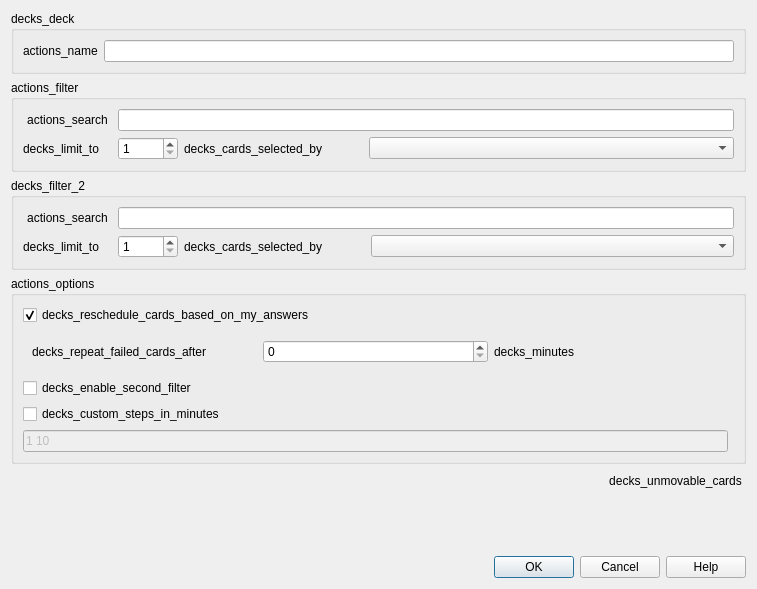
Qt form qt/aqt/forms/filtered_deck.ui (ankitects/anki) before a commit.
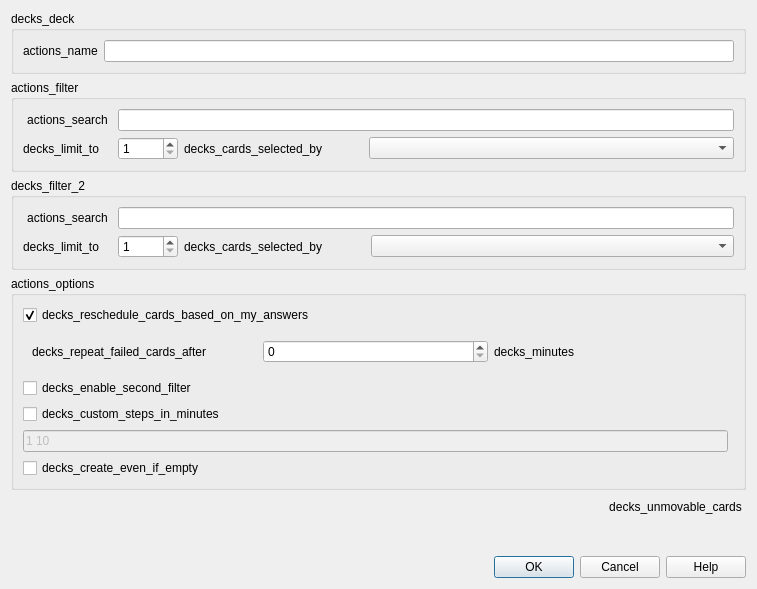
The same form after that commit.

```diff
--- a/qt/aqt/forms/filtered_deck.ui
+++ b/qt/aqt/forms/filtered_deck.ui
@@ -255,6 +255,13 @@
         </property>
        </widget>
       </item>
+      <item row="5" column="0" alignment="Qt::AlignLeft">
+       <widget class="QCheckBox" name="allow_empty">
+        <property name="text">
+         <string>decks_create_even_if_empty</string>
+        </property>
+       </widget>
+      </item>
      </layout>
     </widget>
    </item>
```
